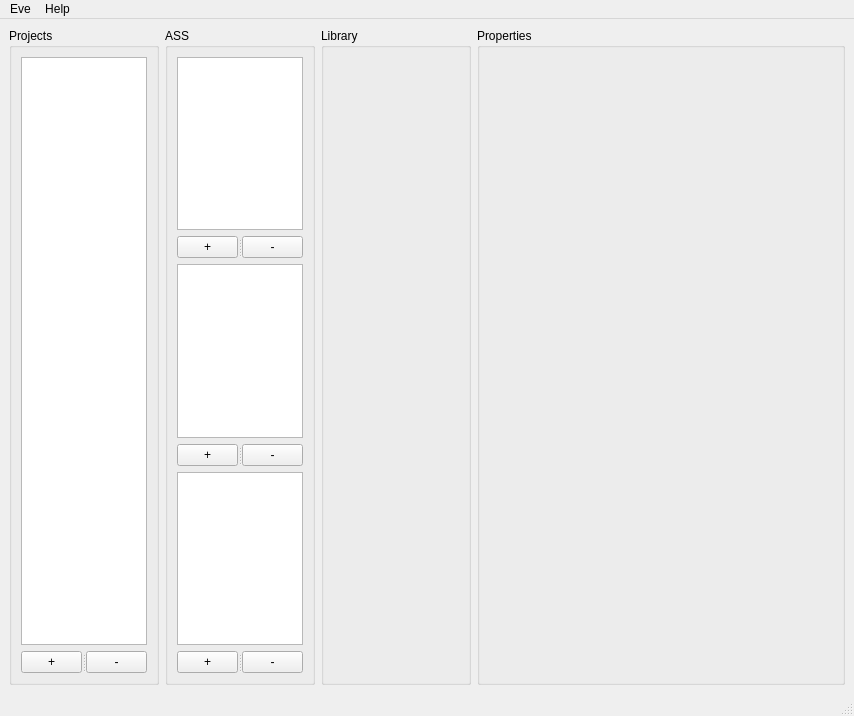
Old version of the form Eve/tools/pm/ui/ui_pm_main.ui in the repository kiryha/Eve.
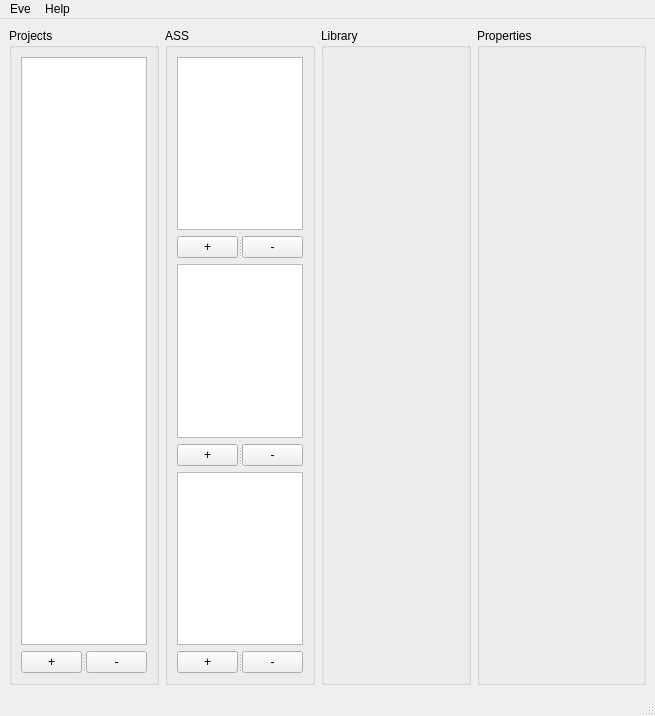
New version of the form.

Diff of the .ui file:
```diff
--- a/Eve/tools/pm/ui/ui_pm_main.ui
+++ b/Eve/tools/pm/ui/ui_pm_main.ui
@@ -6,7 +6,7 @@
    <rect>
     <x>0</x>
     <y>0</y>
-    <width>854</width>
+    <width>655</width>
     <height>716</height>
    </rect>
   </property>
@@ -157,7 +157,7 @@
     <rect>
      <x>0</x>
      <y>0</y>
-     <width>854</width>
+     <width>655</width>
      <height>21</height>
     </rect>
    </property>
```
